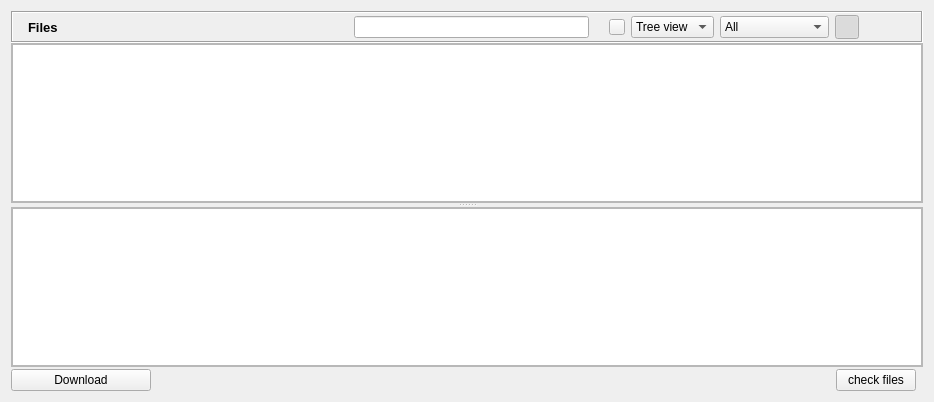
Old version of the form retroshare-gui/src/gui/SharedFilesDialog.ui in the repository RetroShare/RetroShare.
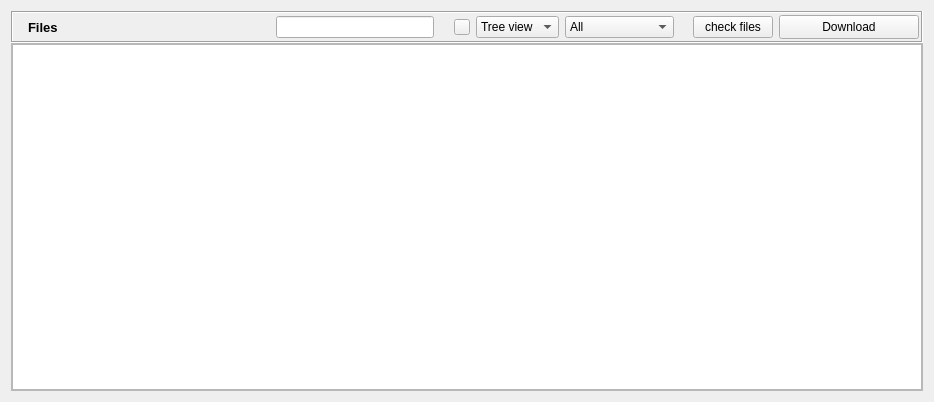
New version of the form. Icons and pictures are not drawn.

Commit message: - separated SharedFilesDialog into two classes: remote and local, both deriving from a common  SharedFilesDialog class.  As a side effect the tree view/flat view are both available in local and remote mode, as well  as the file filter tool.  The gui is common. Each sub-class hides whatever it does not want to show/use. - moved local and friends files into tabs of Transfers.

The edit to the form file:
```diff
--- a/retroshare-gui/src/gui/SharedFilesDialog.ui
+++ b/retroshare-gui/src/gui/SharedFilesDialog.ui
@@ -14,167 +14,6 @@
    <property name="verticalSpacing">
     <number>0</number>
    </property>
-   <item row="1" column="0">
-    <widget class="QSplitter" name="splitter">
-     <property name="orientation">
-      <enum>Qt::Vertical</enum>
-     </property>
-     <widget class="QFrame" name="remoteframe">
-      <property name="frameShape">
-       <enum>QFrame::StyledPanel</enum>
-      </property>
-      <property name="frameShadow">
-       <enum>QFrame::Raised</enum>
-      </property>
-      <layout class="QGridLayout" name="gridLayout">
-       <property name="margin">
-        <number>0</number>
-       </property>
-       <item row="0" column="0">
-        <widget class="QTreeView" name="remoteDirTreeView">
-         <property name="sizePolicy">
-          <sizepolicy hsizetype="Expanding" vsizetype="Expanding">
-           <horstretch>4</horstretch>
-           <verstretch>0</verstretch>
-          </sizepolicy>
-         </property>
-         <property name="contextMenuPolicy">
-          <enum>Qt::CustomContextMenu</enum>
-         </property>
-         <property name="dragEnabled">
-          <bool>true</bool>
-         </property>
-         <property name="dragDropMode">
-          <enum>QAbstractItemView::DragOnly</enum>
-         </property>
-         <property name="alternatingRowColors">
-          <bool>false</bool>
-         </property>
-         <property name="autoExpandDelay">
-          <number>0</number>
-         </property>
-         <property name="itemsExpandable">
-          <bool>true</bool>
-         </property>
-         <property name="sortingEnabled">
-          <bool>true</bool>
-         </property>
-         <attribute name="headerStretchLastSection">
-          <bool>false</bool>
-         </attribute>
-        </widget>
-       </item>
-      </layout>
-     </widget>
-     <widget class="QFrame" name="localframe">
-      <property name="frameShape">
-       <enum>QFrame::StyledPanel</enum>
-      </property>
-      <property name="frameShadow">
-       <enum>QFrame::Raised</enum>
-      </property>
-      <layout class="QGridLayout" name="gridLayout_2">
-       <property name="margin">
-        <number>0</number>
-       </property>
-       <item row="0" column="0">
-        <widget class="QTreeView" name="localDirTreeView">
-         <property name="sizePolicy">
-          <sizepolicy hsizetype="Expanding" vsizetype="Expanding">
-           <horstretch>0</horstretch>
-           <verstretch>0</verstretch>
-          </sizepolicy>
-         </property>
-         <property name="contextMenuPolicy">
-          <enum>Qt::CustomContextMenu</enum>
-         </property>
-         <property name="acceptDrops">
-          <bool>false</bool>
-         </property>
-         <property name="dragEnabled">
-          <bool>true</bool>
-         </property>
-         <property name="dragDropMode">
-          <enum>QAbstractItemView::DragOnly</enum>
-         </property>
-         <property name="alternatingRowColors">
-          <bool>false</bool>
-         </property>
-         <property name="selectionMode">
-          <enum>QAbstractItemView::ContiguousSelection</enum>
-         </property>
-         <property name="sortingEnabled">
-          <bool>true</bool>
-         </property>
-         <attribute name="headerStretchLastSection">
-          <bool>false</bool>
-         </attribute>
-        </widget>
-       </item>
-      </layout>
-     </widget>
-    </widget>
-   </item>
-   <item row="2" column="0">
-    <layout class="QGridLayout" name="gridLayout_4">
-     <property name="topMargin">
-      <number>2</number>
-     </property>
-     <item row="0" column="0">
-      <widget class="QPushButton" name="downloadButton">
-       <property name="minimumSize">
-        <size>
-         <width>140</width>
-         <height>0</height>
-        </size>
-       </property>
-       <property name="maximumSize">
-        <size>
-         <width>16777215</width>
-         <height>28</height>
-        </size>
-       </property>
-       <property name="toolTip">
-        <string>Download selected</string>
-       </property>
-       <property name="text">
-        <string>Download</string>
-       </property>
-       <property name="icon">
-        <iconset resource="images.qrc">
-         <normaloff>:/images/download16.png</normaloff>:/images/download16.png</iconset>
-       </property>
-      </widget>
-     </item>
-     <item row="0" column="1">
-      <spacer>
-       <property name="orientation">
-        <enum>Qt::Horizontal</enum>
-       </property>
-       <property name="sizeHint" stdset="0">
-        <size>
-         <width>391</width>
-         <height>20</height>
-        </size>
-       </property>
-      </spacer>
-     </item>
-     <item row="0" column="2">
-      <widget class="QPushButton" name="checkButton">
-       <property name="text">
-        <string>check files</string>
-       </property>
-      </widget>
-     </item>
-     <item row="0" column="3">
-      <widget class="QLabel" name="hashLabel">
-       <property name="text">
-        <string/>
-       </property>
-      </widget>
-     </item>
-    </layout>
-   </item>
    <item row="0" column="0">
     <widget class="QFrame" name="titleBarFrame">
      <property name="sizePolicy">
@@ -416,66 +255,31 @@
        </widget>
       </item>
       <item>
-       <widget class="QToolButton" name="splittedButton">
-        <property name="maximumSize">
-         <size>
-          <width>24</width>
-          <height>24</height>
-         </size>
+       <widget class="QLabel" name="hashLabel">
+        <property name="text">
+         <string/>
         </property>
-        <property name="focusPolicy">
-         <enum>Qt::NoFocus</enum>
-        </property>
-        <property name="toolTip">
-         <string>Split View</string>
-        </property>
-        <property name="icon">
-         <iconset resource="images.qrc">
-          <normaloff>:/images/view_split_top_bottom.png</normaloff>:/images/view_split_top_bottom.png</iconset>
-        </property>
-        <property name="checkable">
-         <bool>true</bool>
-        </property>
-        <property name="checked">
-         <bool>true</bool>
-        </property>
-        <property name="autoRaise">
-         <bool>true</bool>
-        </property>
        </widget>
       </item>
       <item>
-       <widget class="QToolButton" name="remoteButton">
-        <property name="maximumSize">
-         <size>
-          <width>24</width>
-          <height>24</height>
-         </size>
+       <widget class="QPushButton" name="checkButton">
+        <property name="text">
+         <string>check files</string>
         </property>
-        <property name="focusPolicy">
-         <enum>Qt::NoFocus</enum>
-        </property>
-        <property name="toolTip">
-         <string>Friends Folders</string>
-        </property>
-        <property name="icon">
-         <iconset resource="images.qrc">
-          <normaloff>:/images/friendsfolder24.png</normaloff>:/images/friendsfolder24.png</iconset>
-        </property>
-        <property name="checkable">
-         <bool>true</bool>
-        </property>
-        <property name="autoRaise">
-         <bool>true</bool>
-        </property>
        </widget>
       </item>
       <item>
-       <widget class="QToolButton" name="localButton">
+       <widget class="QPushButton" name="downloadButton">
+        <property name="minimumSize">
+         <size>
+          <width>140</width>
+          <height>0</height>
+         </size>
+        </property>
         <property name="maximumSize">
          <size>
-          <width>24</width>
-          <height>24</height>
+          <width>16777215</width>
+          <height>28</height>
          </size>
         </property>
         <property name="focusPolicy">
@@ -484,21 +288,72 @@
         <property name="toolTip">
          <string>My Folders</string>
         </property>
+        <property name="text">
+         <string>Download</string>
+        </property>
         <property name="icon">
          <iconset resource="images.qrc">
-          <normaloff>:/images/folder16.png</normaloff>:/images/folder16.png</iconset>
-        </property>
-        <property name="checkable">
-         <bool>true</bool>
-        </property>
-        <property name="autoRaise">
-         <bool>true</bool>
+          <normaloff>:/images/download16.png</normaloff>:/images/download16.png</iconset>
         </property>
        </widget>
       </item>
      </layout>
     </widget>
    </item>
+   <item row="1" column="0">
+    <widget class="QSplitter" name="splitter">
+     <property name="orientation">
+      <enum>Qt::Vertical</enum>
+     </property>
+     <widget class="QFrame" name="remoteframe">
+      <property name="frameShape">
+       <enum>QFrame::StyledPanel</enum>
+      </property>
+      <property name="frameShadow">
+       <enum>QFrame::Raised</enum>
+      </property>
+      <layout class="QGridLayout" name="gridLayout">
+       <property name="margin">
+        <number>0</number>
+       </property>
+       <item row="0" column="0">
+        <widget class="QTreeView" name="dirTreeView">
+         <property name="sizePolicy">
+          <sizepolicy hsizetype="Expanding" vsizetype="Expanding">
+           <horstretch>4</horstretch>
+           <verstretch>0</verstretch>
+          </sizepolicy>
+         </property>
+         <property name="contextMenuPolicy">
+          <enum>Qt::CustomContextMenu</enum>
+         </property>
+         <property name="dragEnabled">
+          <bool>true</bool>
+         </property>
+         <property name="dragDropMode">
+          <enum>QAbstractItemView::DragOnly</enum>
+         </property>
+         <property name="alternatingRowColors">
+          <bool>false</bool>
+         </property>
+         <property name="autoExpandDelay">
+          <number>0</number>
+         </property>
+         <property name="itemsExpandable">
+          <bool>true</bool>
+         </property>
+         <property name="sortingEnabled">
+          <bool>true</bool>
+         </property>
+         <attribute name="headerStretchLastSection">
+          <bool>false</bool>
+         </attribute>
+        </widget>
+       </item>
+      </layout>
+     </widget>
+    </widget>
+   </item>
   </layout>
  </widget>
  <resources>
```
Left out of the diff: 11 changed lines with no effect on the pictures. The commit also changes 8 other files.
